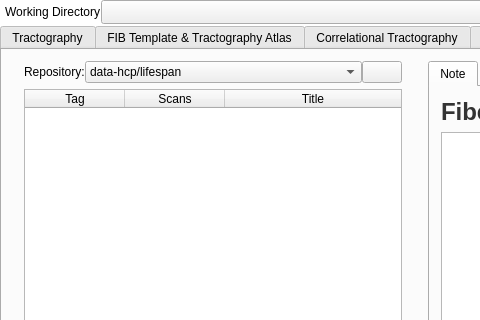
Before: the Qt Designer form mainwindow.ui in frankyeh/DSI-Studio, drawn with Qt 5; both pictures show x 0 to 480 and y 0 to 320 of the 1272 by 758 pixel window.
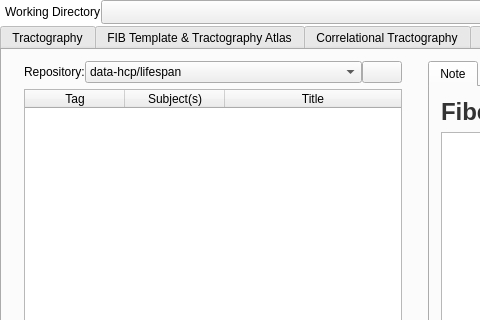
After: the same form once the commit is applied. The open tabs and pages were chosen to show the change. Icons and pictures are not drawn.

Diff of the .ui file:
```diff
--- a/mainwindow.ui
+++ b/mainwindow.ui
@@ -2777,7 +2777,7 @@
               </column>
               <column>
                <property name="text">
-                <string>Scans</string>
+                <string>Subject(s)</string>
                </property>
               </column>
               <column>
```
Left out of the diff: 2 changed lines with no effect on the pictures.
